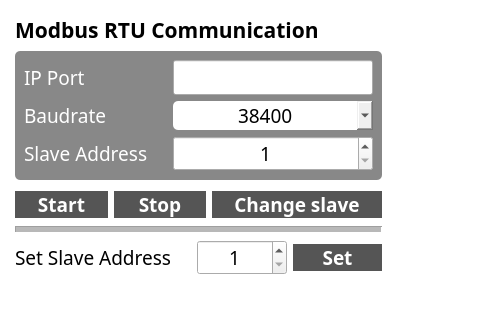
PlanA2G/datc_user_interface, file ui/modbus_form.ui: the form before one commit; both pictures show x 0 to 503 and y 0 to 320 of the 621 by 514 pixel window.
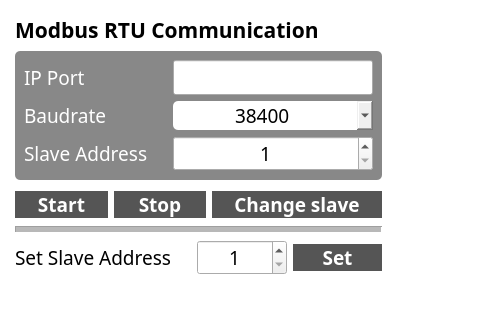
The form after the commit.

Diff of the .ui file:
```diff
--- a/ui/modbus_form.ui
+++ b/ui/modbus_form.ui
@@ -19,7 +19,7 @@
 }
 
 #comboBox_baudrate {
-	padding-left: 65px;
+	padding-left: 62px;
 	border-radius:5px;
 }
 
```
Left out of the diff: 29 changed lines with no effect on the pictures.
